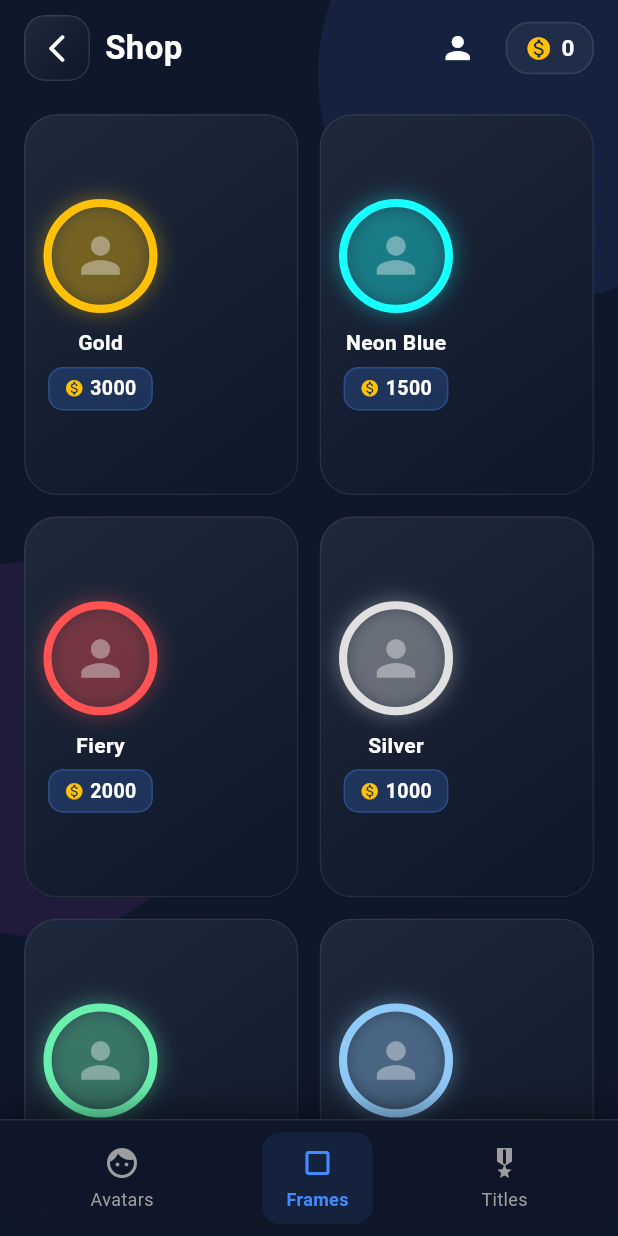
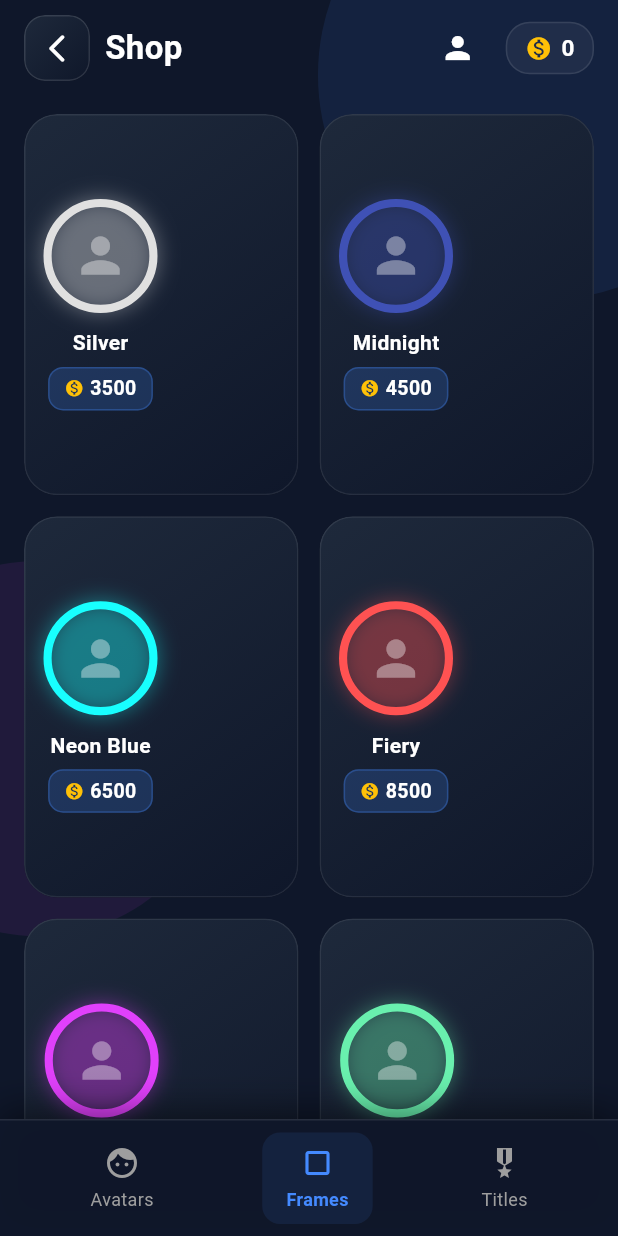
Before and after one commit to AbdullahEkicii/EmilekBul, a Flutter app: the ShopScreen screen opened directly, item 2 of the bottom bar chosen, on a phone screen of 412 x 824 dp. Run offline on Flutter 3.47's test engine with Material 3 defaults, Android fonts, the phone set to English and light mode, and no system bars; our stand-ins replace animated_text_kit, audioplayers, cloud_firestore, device_info_plus, easy_localization, firebase_analytics and 17 more; missing offline and left inert: firebase_app_check, games_services; accounts and stored records are empty; network calls fail.

Commit message:
feat: yerel guncellemeler ve gelistirmeler eklendi

```diff
--- a/lib/screens/shop_screen.dart
+++ b/lib/screens/shop_screen.dart
@@ -39,37 +39,40 @@
     _avatars = List.generate(52, (index) {
       final avatarIdx = index + 1; // 1 to 52 (avatar_1.jpg to avatar_52.jpg)
 
-      // Fiyatlandırma:
-      // İlk 10 avatar (1-10) -> Daha ulaşılabilir ve uygun (500 - 800)
-      // Diğerleri (11-52) -> Kademeli ve karma fiyatlar (1200 - 3500)
+      // Zorlaştırılmış Prestij Fiyatlandırması:
+      // 1-5: 1500 (Temel başlangıç avatarları)
+      // 6-10: 2500 - 3000
+      // 11-20: 4500 - 6500 (Orta seviye)
+      // 21-35: 8000 - 12000 (Yüksek seviye)
+      // 36-52: 15000 - 25000 (Nadir / Prestij)
       int originalCost;
       if (index < 5) {
-        originalCost = 500;
+        originalCost = 1500;
       } else if (index < 10) {
-        originalCost = 800;
+        originalCost = 2500 + ((index * 97) % 500); // 2500 - 3000
       } else if (index < 20) {
-        originalCost = 1200 + ((index * 73) % 400); // 1200 - 1500 karma
+        originalCost = 4500 + ((index * 131) % 2000); // 4500 - 6500
       } else if (index < 35) {
-        originalCost = 1800 + ((index * 97) % 600); // 1800 - 2300 karma
+        originalCost = 8000 + ((index * 173) % 4000); // 8000 - 12000
       } else {
-        originalCost = 2500 + ((index * 131) % 1000); // 2500 - 3500 prestij
+        originalCost = 15000 + ((index * 211) % 10000); // 15000 - 25000
       }
 
-      // 50'nin katına yuvarlayalım
-      originalCost = (originalCost ~/ 50) * 50;
+      // 100'ün katına yuvarlayalım
+      originalCost = (originalCost ~/ 100) * 100;
 
       final bool isOnSale = discountedIndices.contains(index);
       int finalCost = originalCost;
       int discountPercent = 0;
 
       if (isOnSale) {
-        // %25 - %40 indirim
-        discountPercent = (index % 2 == 0) ? 30 : 25;
+        // %20 - %30 indirim
+        discountPercent = (index % 2 == 0) ? 30 : 20;
         finalCost = ((originalCost * (100 - discountPercent)) ~/ 100 ~/ 50) * 50;
       }
 
       return {
-        'id': '$avatarIdx', // 1 to 52 (avatar_1.jpg to avatar_52.jpg)
+        'id': '$avatarIdx',
         'name': 'Avatar $avatarIdx',
         'cost': finalCost,
         'originalCost': originalCost,
@@ -82,72 +85,84 @@
   }
 
   final List<Map<String, dynamic>> _frames = [
-    {'id': '1', 'name': 'shop.frame_gold', 'cost': 3000, 'color': Colors.amber},
+    {
+      'id': '4',
+      'name': 'shop.frame_silver',
+      'cost': 3500,
+      'color': Colors.grey.shade300
+    },
+    {
+      'id': '8',
+      'name': 'shop.frame_midnight',
+      'cost': 4500,
+      'color': Colors.indigo
+    },
     {
       'id': '2',
       'name': 'shop.frame_neon_blue',
-      'cost': 1500,
+      'cost': 6500,
       'color': Colors.cyanAccent
     },
     {
       'id': '3',
       'name': 'shop.frame_fiery',
-      'cost': 2000,
+      'cost': 8500,
       'color': Colors.redAccent
     },
     {
-      'id': '4',
-      'name': 'shop.frame_silver',
-      'cost': 1000,
-      'color': Colors.grey.shade300
+      'id': '7',
+      'name': 'shop.frame_cyber',
+      'cost': 10000,
+      'color': Colors.purpleAccent
     },
     {
       'id': '5',
       'name': 'shop.frame_emerald',
-      'cost': 2500,
+      'cost': 12500,
       'color': Colors.greenAccent
+    },
+    {
+      'id': '1',
+      'name': 'shop.frame_gold',
+      'cost': 15000,
+      'color': Colors.amber
     },
     {
       'id': '6',
       'name': 'shop.frame_diamond',
-      'cost': 3000,
+      'cost': 20000,
       'color': Colors.blue.shade200
-    },
-    {
-      'id': '7',
-      'name': 'shop.frame_cyber',
-      'cost': 2000,
-      'color': Colors.purpleAccent
-    },
-    {
-      'id': '8',
-      'name': 'shop.frame_midnight',
-      'cost': 1000,
-      'color': Colors.indigo
     },
   ];
 
   final List<Map<String, dynamic>> _titles = [
-    {'id': 'Çaylak', 'name': 'shop.title_novice', 'cost': 500},
-    {'id': 'Bilge', 'name': 'shop.title_sage', 'cost': 1000},
-    {'id': 'Uzman', 'name': 'shop.title_expert', 'cost': 1500},
-    {'id': 'Efsane', 'name': 'shop.title_legend', 'cost': 2000},
-    {'id': 'Dahi', 'name': 'shop.title_genius', 'cost': 2500},
-    {'id': 'Üstad', 'name': 'shop.title_master', 'cost': 3000},
-    {'id': 'Melek', 'name': 'shop.title_angel', 'cost': 3500},
-    {'id': 'Prenses', 'name': 'shop.title_princess', 'cost': 4000},
-    {'id': 'Leydi', 'name': 'shop.title_lady', 'cost': 4200},
-    {'id': 'Büyücü', 'name': 'shop.title_sorceress', 'cost': 4500},
-    {'id': 'Yıldız', 'name': 'shop.title_star', 'cost': 4500},
-    {'id': 'Kraliçe', 'name': 'shop.title_queen', 'cost': 5000},
-    {'id': 'Kral', 'name': 'shop.title_king', 'cost': 5000},
-    {'id': 'Sultan', 'name': 'shop.title_sultan', 'cost': 5500},
-    {'id': 'Savaşçı Prenses', 'name': 'shop.title_warrior_princess', 'cost': 6000},
-    {'id': 'İmparatoriçe', 'name': 'shop.title_empress', 'cost': 6500},
-    {'id': 'Tanrıça', 'name': 'shop.title_goddess', 'cost': 7000},
-    {'id': 'Şampiyon', 'name': 'shop.title_champion', 'cost': 7500},
-    {'id': 'Hükümdar', 'name': 'shop.title_sovereign', 'cost': 8000},
-    {'id': 'Yenilmez', 'name': 'shop.title_invincible', 'cost': 8500},
+    // Başlangıç Seviyesi Ünvanlar (2,500 - 6,000 Token)
+    {'id': 'Çaylak', 'name': 'shop.title_novice', 'cost': 2500},
+    {'id': 'Bilge', 'name': 'shop.title_sage', 'cost': 4000},
+    {'id': 'Uzman', 'name': 'shop.title_expert', 'cost': 6000},
+
+    // Orta Seviye Prestij Ünvanlar (8,500 - 16,000 Token)
+    {'id': 'Efsane', 'name': 'shop.title_legend', 'cost': 8500},
+    {'id': 'Dahi', 'name': 'shop.title_genius', 'cost': 10000},
+    {'id': 'Üstad', 'name': 'shop.title_master', 'cost': 12000},
+    {'id': 'Melek', 'name': 'shop.title_angel', 'cost': 13500},
+    {'id': 'Prenses', 'name': 'shop.title_princess', 'cost': 15000},
+    {'id': 'Leydi', 'name': 'shop.title_lady', 'cost': 16000},
+
+    // Üst Seviye Nadir Ünvanlar (18,000 - 36,000 Token)
+    {'id': 'Büyücü', 'name': 'shop.title_sorceress', 'cost': 18000},
+    {'id': 'Yıldız', 'name': 'shop.title_star', 'cost': 20000},
+    {'id': 'Kraliçe', 'name': 'shop.title_queen', 'cost': 24000},
+    {'id': 'Kral', 'name': 'shop.title_king', 'cost': 24000},
+    {'id': 'Sultan', 'name': 'shop.title_sultan', 'cost': 28000},
+    {'id': 'Savaşçı Prenses', 'name': 'shop.title_warrior_princess', 'cost': 32000},
+    {'id': 'İmparatoriçe', 'name': 'shop.title_empress', 'cost': 36000},
+
+    // Efsanevi / Zirve Prestij Ünvanlar (42,000 - 75,000 Token)
+    {'id': 'Tanrıça', 'name': 'shop.title_goddess', 'cost': 42000},
+    {'id': 'Şampiyon', 'name': 'shop.title_champion', 'cost': 50000},
+    {'id': 'Hükümdar', 'name': 'shop.title_sovereign', 'cost': 62000},
+    {'id': 'Yenilmez', 'name': 'shop.title_invincible', 'cost': 75000},
   ];
 
   @override
--- a/lib/widgets/rewarded_ad_manager.dart
+++ b/lib/widgets/rewarded_ad_manager.dart
@@ -1,6 +1,7 @@
 import 'package:flutter/foundation.dart';
 import 'package:google_mobile_ads/google_mobile_ads.dart';
 import 'package:shared_preferences/shared_preferences.dart';
+import '../constants/ad_constants.dart';
 
 class RewardedAdManager {
   RewardedAd? _rewardedAd;
@@ -75,9 +76,7 @@
     }
     _isLoading = true;
 
-    final String adUnitId = defaultTargetPlatform == TargetPlatform.android
-        ? 'ca-app-pub-3940256099942544/5224354917' // Android Test Rewarded Ad ID
-        : 'ca-app-pub-3940256099942544/1712485313'; // iOS Test Rewarded Ad ID
+    final String adUnitId = AdConstants.rewardedAdUnitId;
 
     RewardedAd.load(
       adUnitId: adUnitId,
--- a/pubspec.yaml
+++ b/pubspec.yaml
@@ -3,7 +3,7 @@
 
 publish_to: 'none'
 
-version: 1.5.19+47
+version: 1.5.20+48
 
 environment:
   sdk: ">=3.0.0 <4.0.0"
```
Also changed, not shown: lib/constants/ad_constants.dart (added, +52 -0 lines), lib/screens/loading_screen.dart (+37 -34 lines), lib/screens/quiz_screen.dart (+70 -58 lines), lib/screens/welcome_screen.dart (+6 -9 lines), lib/services/bot_room_service.dart (+16 -13 lines), lib/services/user_service.dart (+20 -8 lines), lib/widgets/my_banner_ad.dart (added, +80 -0 lines), lib/widgets/my_native_ad.dart (+4 -4 lines), 1 other file.
